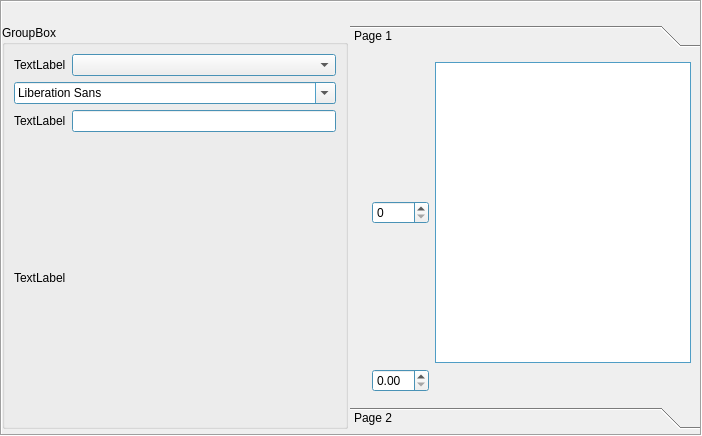
Old version of the form global_resources/forms/subforms/fortestonly/ui_test/ui/xx/test.ui in the repository FreeHealth/freehealth.
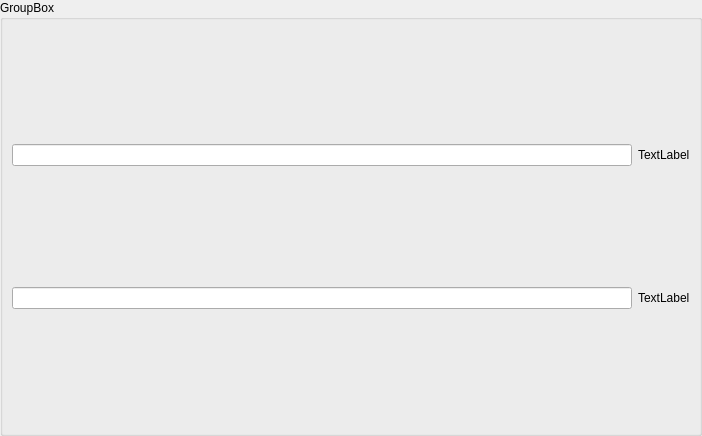
New version of the form. The open tabs and pages were chosen to show the change.

The edit to the form file:
```diff
--- a/global_resources/forms/subforms/fortestonly/ui_test/ui/xx/test.ui
+++ b/global_resources/forms/subforms/fortestonly/ui_test/ui/xx/test.ui
@@ -14,263 +14,69 @@
    <string/>
   </property>
   <layout class="QGridLayout" name="gridLayout_2">
-   <property name="margin">
+   <property name="leftMargin">
+    <number>0</number>
+   </property>
+   <property name="topMargin">
+    <number>0</number>
+   </property>
+   <property name="rightMargin">
+    <number>0</number>
+   </property>
+   <property name="bottomMargin">
     <number>0</number>
    </property>
    <property name="spacing">
     <number>0</number>
    </property>
    <item row="0" column="0">
-    <widget class="QFrame" name="frame">
-     <property name="palette">
-      <palette>
-       <active>
-        <colorrole role="Base">
-         <brush brushstyle="SolidPattern">
-          <color alpha="255">
-           <red>255</red>
-           <green>255</green>
-           <blue>255</blue>
-          </color>
-         </brush>
-        </colorrole>
-        <colorrole role="Window">
-         <brush brushstyle="SolidPattern">
-          <color alpha="255">
-           <red>102</red>
-           <green>204</green>
-           <blue>255</blue>
-          </color>
-         </brush>
-        </colorrole>
-       </active>
-       <inactive>
-        <colorrole role="Base">
-         <brush brushstyle="SolidPattern">
-          <color alpha="255">
-           <red>255</red>
-           <green>255</green>
-           <blue>255</blue>
-          </color>
-         </brush>
-        </colorrole>
-        <colorrole role="Window">
-         <brush brushstyle="SolidPattern">
-          <color alpha="255">
-           <red>102</red>
-           <green>204</green>
-           <blue>255</blue>
-          </color>
-         </brush>
-        </colorrole>
-       </inactive>
-       <disabled>
-        <colorrole role="Base">
-         <brush brushstyle="SolidPattern">
-          <color alpha="255">
-           <red>102</red>
-           <green>204</green>
-           <blue>255</blue>
-          </color>
-         </brush>
-        </colorrole>
-        <colorrole role="Window">
-         <brush brushstyle="SolidPattern">
-          <color alpha="255">
-           <red>102</red>
-           <green>204</green>
-           <blue>255</blue>
-          </color>
-         </brush>
-        </colorrole>
-       </disabled>
-      </palette>
+    <widget class="QGroupBox" name="groupBox">
+     <property name="title">
+      <string>GroupBox</string>
      </property>
-     <property name="frameShape">
-      <enum>QFrame::Box</enum>
-     </property>
-     <property name="frameShadow">
-      <enum>QFrame::Sunken</enum>
-     </property>
-     <layout class="QGridLayout" name="gridLayout">
-      <property name="horizontalSpacing">
-       <number>2</number>
-      </property>
-      <property name="verticalSpacing">
-       <number>5</number>
-      </property>
-      <property name="margin">
-       <number>0</number>
-      </property>
-      <item row="0" column="0" colspan="2">
-       <widget class="QLabel" name="formLabel">
-        <property name="sizePolicy">
-         <sizepolicy hsizetype="Preferred" vsizetype="Fixed">
-          <horstretch>0</horstretch>
-          <verstretch>0</verstretch>
-         </sizepolicy>
-        </property>
-        <property name="maximumSize">
-         <size>
-          <width>16777215</width>
-          <height>16777215</height>
-         </size>
-        </property>
-        <property name="font">
-         <font>
-          <pointsize>12</pointsize>
-          <weight>75</weight>
-          <bold>true</bold>
-         </font>
-        </property>
-        <property name="frameShape">
-         <enum>QFrame::NoFrame</enum>
-        </property>
-        <property name="frameShadow">
-         <enum>QFrame::Raised</enum>
-        </property>
-        <property name="text">
-         <string/>
-        </property>
-        <property name="alignment">
-         <set>Qt::AlignCenter</set>
-        </property>
-       </widget>
+     <layout class="QVBoxLayout" name="verticalLayout_2">
+      <item>
+       <layout class="QHBoxLayout" name="horizontalLayout">
+        <item>
+         <widget class="QLineEdit" name="lineEdit"/>
+        </item>
+        <item>
+         <widget class="QLabel" name="label1">
+          <property name="sizePolicy">
+           <sizepolicy hsizetype="Preferred" vsizetype="Fixed">
+            <horstretch>0</horstretch>
+            <verstretch>0</verstretch>
+           </sizepolicy>
+          </property>
+          <property name="text">
+           <string>TextLabel</string>
+          </property>
+         </widget>
+        </item>
+       </layout>
       </item>
-      <item row="1" column="0">
-       <widget class="QGroupBox" name="groupBox">
-        <property name="title">
-         <string>GroupBox</string>
-        </property>
-        <layout class="QGridLayout" name="gridLayout_3">
-         <item row="0" column="0">
-          <widget class="QLabel" name="comboBoxlabel">
-           <property name="sizePolicy">
-            <sizepolicy hsizetype="Preferred" vsizetype="Fixed">
-             <horstretch>0</horstretch>
-             <verstretch>0</verstretch>
-            </sizepolicy>
-           </property>
-           <property name="text">
-            <string>TextLabel</string>
-           </property>
-          </widget>
-         </item>
-         <item row="0" column="1">
-          <widget class="QComboBox" name="comboBox"/>
-         </item>
-         <item row="1" column="0" colspan="2">
-          <widget class="QFontComboBox" name="fontComboBox"/>
-         </item>
-         <item row="2" column="0">
-          <widget class="QLabel" name="lineEditlabel">
-           <property name="text">
-            <string>TextLabel</string>
-           </property>
-          </widget>
-         </item>
-         <item row="2" column="1">
-          <widget class="QLineEdit" name="lineEdit"/>
-         </item>
-         <item row="3" column="0">
-          <widget class="QLabel" name="textEdit_2label">
-           <property name="text">
-            <string>TextLabel</string>
-           </property>
-          </widget>
-         </item>
-         <item row="3" column="1">
-          <layout class="QHBoxLayout" name="textEditorLayout">
-           <property name="sizeConstraint">
-            <enum>QLayout::SetNoConstraint</enum>
-           </property>
-          </layout>
-         </item>
-        </layout>
-       </widget>
+      <item>
+       <layout class="QVBoxLayout" name="verticalLayout"/>
       </item>
-      <item row="2" column="0">
-       <widget class="QWidget" name="widget" native="true">
-        <zorder>toolBox</zorder>
-       </widget>
-      </item>
-      <item row="1" column="1">
-       <widget class="QToolBox" name="toolBox">
-        <property name="currentIndex">
-         <number>1</number>
-        </property>
-        <widget class="QWidget" name="page">
-         <property name="geometry">
-          <rect>
-           <x>0</x>
-           <y>0</y>
-           <width>375</width>
-           <height>321</height>
-          </rect>
-         </property>
-         <attribute name="label">
-          <string>Page 1</string>
-         </attribute>
-         <layout class="QGridLayout" name="gridLayout_4">
-          <item row="0" column="2">
-           <widget class="QSpinBox" name="spinBox"/>
-          </item>
-          <item row="0" column="3">
-           <widget class="QTextEdit" name="textEdit"/>
-          </item>
-          <item row="1" column="2">
-           <widget class="QDoubleSpinBox" name="doubleSpinBox"/>
-          </item>
-          <item row="1" column="0">
-           <widget class="QLabel" name="doubleSpinBoxlabel">
-            <property name="text">
-             <string/>
-            </property>
-           </widget>
-          </item>
-          <item row="1" column="3">
-           <layout class="QVBoxLayout" name="identityLayout"/>
-          </item>
-         </layout>
-        </widget>
-        <widget class="QWidget" name="page_2">
-         <property name="geometry">
-          <rect>
-           <x>0</x>
-           <y>0</y>
-           <width>349</width>
-           <height>321</height>
-          </rect>
-         </property>
-         <attribute name="label">
-          <string>Page 2</string>
-         </attribute>
-         <widget class="QWidget" name="horizontalLayoutWidget_2">
-          <property name="geometry">
-           <rect>
-            <x>120</x>
-            <y>100</y>
-            <width>160</width>
-            <height>80</height>
-           </rect>
+      <item>
+       <layout class="QHBoxLayout" name="horizontalLayout_2">
+        <item>
+         <widget class="QLineEdit" name="lineEdit2"/>
+        </item>
+        <item>
+         <widget class="QLabel" name="label2">
+          <property name="sizePolicy">
+           <sizepolicy hsizetype="Preferred" vsizetype="Fixed">
+            <horstretch>0</horstretch>
+            <verstretch>0</verstretch>
+           </sizepolicy>
           </property>
-          <layout class="QHBoxLayout" name="nssLayout"/>
-         </widget>
-         <widget class="QLabel" name="nssLabel">
-          <property name="geometry">
-           <rect>
-            <x>30</x>
-            <y>130</y>
-            <width>62</width>
-            <height>16</height>
-           </rect>
-          </property>
           <property name="text">
            <string>TextLabel</string>
           </property>
          </widget>
-        </widget>
-       </widget>
+        </item>
+       </layout>
       </item>
      </layout>
     </widget>
```
